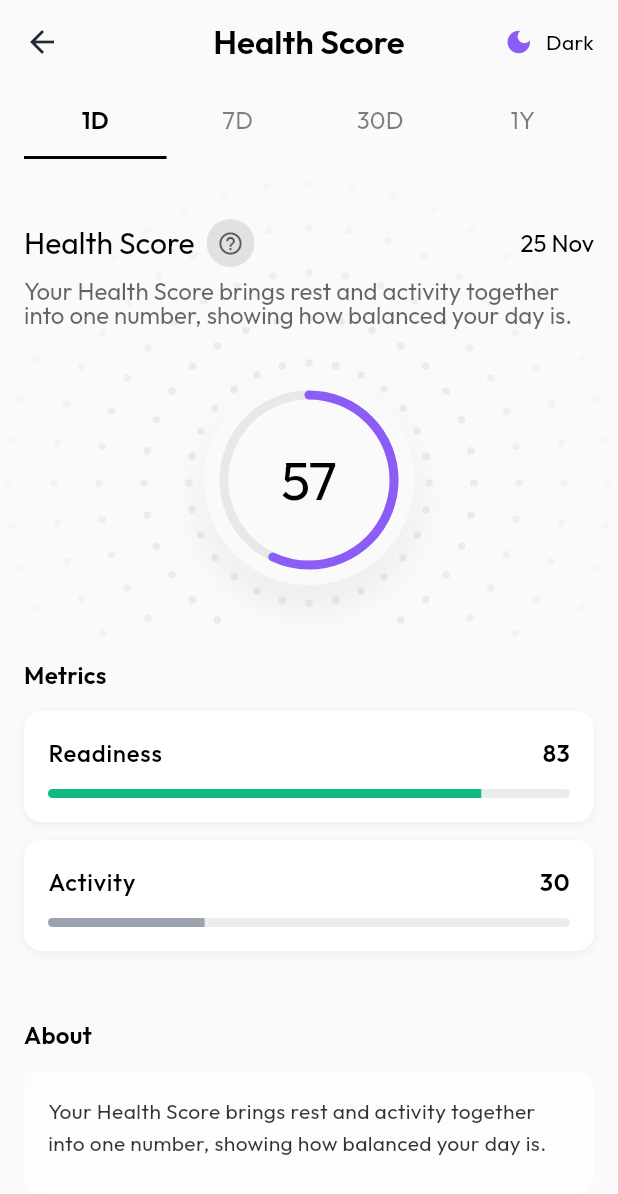
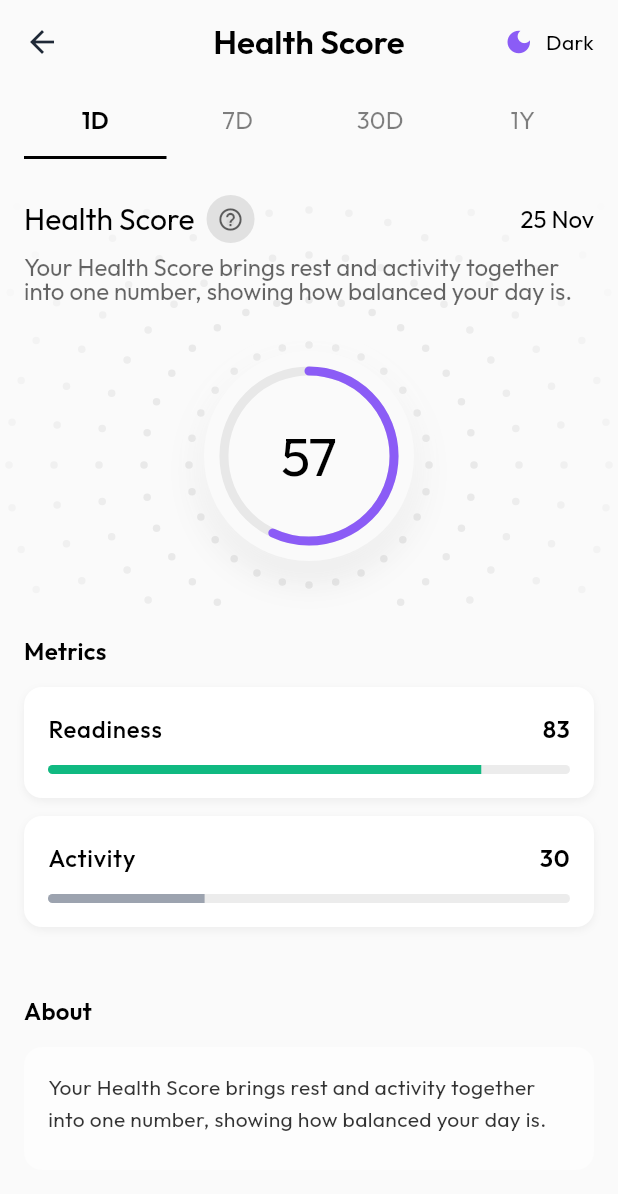
Before and after one commit to emeban44/rolla_fitness_app_demo, a Flutter app: the screen it shows after launch, after a tap on "Health Score", on a phone screen of 412 x 824 dp. Shown: the top 1194 px of the screen. Run offline on Flutter 3.47's test engine with Material 3 defaults, Android fonts, the phone set to English and light mode, and no system bars; our stand-ins replace dartz, equatable, fl_chart, flutter_bloc, freezed_annotation, get_it and 2 more.

Commit message:
infinite dotted background

```diff
--- a/lib/features/scores/presentation/pages/score_detail_page.dart
+++ b/lib/features/scores/presentation/pages/score_detail_page.dart
@@ -28,9 +28,7 @@ class ScoreDetailPage extends StatelessWidget {
   @override
   Widget build(BuildContext context) {
     return BlocProvider(
-      create: (context) =>
-          getIt<ScoreDetailCubit>()
-            ..loadScoreDetail(scoreType, Timeframe.oneDay),
+      create: (context) => getIt<ScoreDetailCubit>()..loadScoreDetail(scoreType, Timeframe.oneDay),
       child: ScoreDetailView(scoreType: scoreType),
     );
   }
@@ -94,7 +92,7 @@ class ScoreDetailView extends StatelessWidget {
                           );
                         },
                       ),
-                      const SizedBox(height: 16),
+                      const SizedBox(height: 24),
 
                       // Score display or History chart
                       if (timeframe == Timeframe.oneDay) ...[
@@ -102,12 +100,8 @@ class ScoreDetailView extends StatelessWidget {
                         DetailScoreGaugeSection(
                           scoreType: scoreType,
                           score: score.value,
-                          subtitle: insights.isNotEmpty
-                              ? insights.first.text
-                              : null,
-                          description: insights.length > 1
-                              ? insights[1].text
-                              : null,
+                          subtitle: insights.isNotEmpty ? insights.first.text : null,
+                          description: insights.length > 1 ? insights[1].text : null,
                           onInfoTap: () {
                             DailyScoreDetailBottomSheet.show(
                               context: context,
@@ -181,14 +175,9 @@ class ScoreDetailView extends StatelessWidget {
                             if (timeframe != Timeframe.oneDay)
                               Text(
                                 'Daily Avg.',
-                                style: Theme.of(context).textTheme.bodySmall
-                                    ?.copyWith(
-                                      color: Theme.of(context)
-                                          .textTheme
-                                          .bodySmall
-                                          ?.color
-                                          ?.withValues(alpha: 0.6),
-                                    ),
+                                style: Theme.of(context).textTheme.bodySmall?.copyWith(
+                                  color: Theme.of(context).textTheme.bodySmall?.color?.withValues(alpha: 0.6),
+                                ),
                               ),
                           ],
                         ),
@@ -201,17 +190,14 @@ class ScoreDetailView extends StatelessWidget {
                             // Make Readiness and Activity metrics tappable on Health page
                             final isNavigatable =
                                 scoreType == ScoreType.health &&
-                                (metric.title.toLowerCase() == 'readiness' ||
-                                    metric.title.toLowerCase() == 'activity');
+                                (metric.title.toLowerCase() == 'readiness' || metric.title.toLowerCase() == 'activity');
 
                             return MetricTile(
                               metric: metric,
                               showAvgLabel: timeframe != Timeframe.oneDay,
                               onTap: isNavigatable
                                   ? () {
-                                      final targetScoreType =
-                                          metric.title.toLowerCase() ==
-                                              'readiness'
+                                      final targetScoreType = metric.title.toLowerCase() == 'readiness'
                                           ? ScoreType.readiness
                                           : ScoreType.activity;
                                       Navigator.push(
@@ -258,17 +244,10 @@ class ScoreDetailView extends StatelessWidget {
                                       padding: const EdgeInsets.only(bottom: 8),
                                       child: Text(
                                         insight.text,
-                                        style: Theme.of(context)
-                                            .textTheme
-                                            .bodyMedium
-                                            ?.copyWith(
-                                              height: 1.5,
-                                              color: Theme.of(context)
-                                                  .textTheme
-                                                  .bodySmall
-                                                  ?.color
-                                                  ?.withValues(alpha: 0.8),
-                                            ),
+                                        style: Theme.of(context).textTheme.bodyMedium?.copyWith(
+                                          height: 1.5,
+                                          color: Theme.of(context).textTheme.bodySmall?.color?.withValues(alpha: 0.8),
+                                        ),
                                       ),
                                     );
                                   }).toList(),
--- a/lib/features/scores/presentation/widgets/detail_score_gauge_section.dart
+++ b/lib/features/scores/presentation/widgets/detail_score_gauge_section.dart
@@ -27,9 +27,9 @@ class DetailScoreGaugeSection extends StatelessWidget {
   @override
   Widget build(BuildContext context) {
     const gaugeSize = 140.0;
-    const gaugeTopOffset = 130.0;
+    const gaugeTopOffset = 110.0;
 
-    return Container(
+    return SizedBox(
       width: double.infinity,
       child: Stack(
         children: [
@@ -49,7 +49,7 @@ class DetailScoreGaugeSection extends StatelessWidget {
             children: [
               // Top row: Title + Info | Timeframe/Date
               Padding(
-                padding: const EdgeInsets.fromLTRB(16, 24, 16, 0),
+                padding: const EdgeInsets.fromLTRB(16, 0, 16, 0),
                 child: Row(
                   children: [
                     // Title with info icon
@@ -103,8 +103,6 @@ class DetailScoreGaugeSection extends StatelessWidget {
                         context,
                       ).textTheme.bodyLarge?.color?.withValues(alpha: 0.6),
                     ),
-                    maxLines: 2,
-                    overflow: TextOverflow.ellipsis,
                   ),
                 ),
 
@@ -165,19 +163,16 @@ class RippleDottedBackgroundPainter extends CustomPainter {
     // Center the ripple on the gauge position
     final center = Offset(size.width / 2, gaugeCenterOffset);
 
-    // Create multiple concentric circles of dots (ripple effect)
-    const circleCount = 5; // Number of concentric circles
+    // Create many concentric circles of dots (ripple effect - feels infinite)
+    const circleCount = 20; // Number of concentric circles
     const dotsPerCircle = 28; // Dots per circle
     const dotRadius = 2.5;
 
     for (int circleIndex = 0; circleIndex < circleCount; circleIndex++) {
-      // Calculate alpha - each wave fades out progressively
-      final baseAlpha = isDark ? 0.12 : 0.20;
-      final alphaDecrement = isDark ? 0.025 : 0.04;
-      final alpha = (baseAlpha - (circleIndex * alphaDecrement)).clamp(
-        0.02,
-        1.0,
-      );
+      // Calculate alpha - aggressive fade in first 6 circles, barely visible after
+      final baseAlpha = isDark ? 0.15 : 0.22;
+      final fadeProgress = (circleIndex / 6.0).clamp(0.0, 1.0);
+      final alpha = (baseAlpha * (1 - fadeProgress)).clamp(0.01, 1.0);
 
       // Create paint with progressive fade
       final paint = Paint()
```
